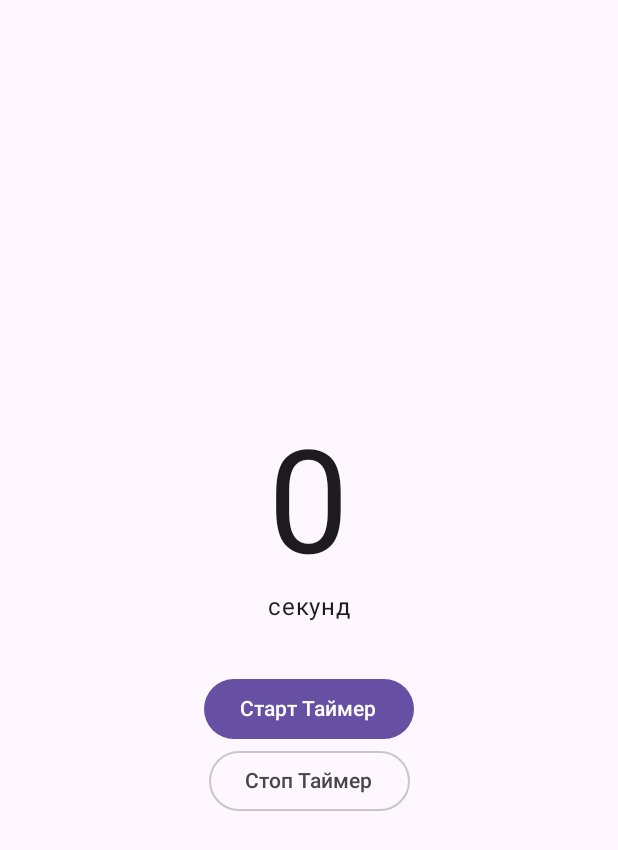
After one commit to shchursasha1/kotlin-course, an Android app built with Jetpack Compose: the ServiceTimerActivity screen opened directly, with no data from a screen before it, on a phone screen of 412 x 824 dp. The commit adds this screen. Shown: the top 850 px of the screen. Run offline under Robolectric (Android 15) with nearby library versions, the phone set to English and light mode, and no system bars; our stand-ins replace Timber; 3 statements that could not run were skipped.

Commit message:
add Android homework 2.14 - Foreground and Bound Service

```diff
--- a/android/android_homeworks/app/src/main/java/com/example/homework2_1/MainActivity.kt
+++ b/android/android_homeworks/app/src/main/java/com/example/homework2_1/MainActivity.kt
@@ -15,6 +15,7 @@ import com.example.homework2_1.coroutines.CoroutineErrorsActivity
 import com.example.homework2_1.coroutines.DiceCoroutinesActivity
 import com.example.homework2_1.flow.DownloadActivity
 import com.example.homework2_1.flowcomparison.FlowComparisonActivity
+import com.example.homework2_1.service.ServiceTimerActivity
 import timber.log.Timber
 
 class MainActivity : AppCompatActivity() {
@@ -104,6 +105,10 @@ class MainActivity : AppCompatActivity() {
         findViewById<Button>(R.id.openBroadcastLogButton).setOnClickListener {
             startActivity(Intent(this, BroadcastActivity::class.java))
         }
+
+        findViewById<Button>(R.id.openServiceTimerButton).setOnClickListener {
+            startActivity(Intent(this, ServiceTimerActivity::class.java))
+        }
     }
 
     override fun onStart() {
--- /dev/null
+++ b/android/android_homeworks/app/src/main/java/com/example/homework2_1/service/ServiceTimerActivity.kt
@@ -0,0 +1,165 @@
+package com.example.homework2_1.service
+
+import android.Manifest
+import android.content.ComponentName
+import android.content.Context
+import android.content.Intent
+import android.content.ServiceConnection
+import android.content.pm.PackageManager
+import android.os.Build
+import android.os.Bundle
+import android.os.IBinder
+import androidx.activity.ComponentActivity
+import androidx.activity.compose.rememberLauncherForActivityResult
+import androidx.activity.compose.setContent
+import androidx.activity.enableEdgeToEdge
+import androidx.activity.result.contract.ActivityResultContracts
+import androidx.compose.foundation.isSystemInDarkTheme
+import androidx.compose.foundation.layout.Arrangement
+import androidx.compose.foundation.layout.Column
+import androidx.compose.foundation.layout.Spacer
+import androidx.compose.foundation.layout.fillMaxSize
+import androidx.compose.foundation.layout.height
+import androidx.compose.foundation.layout.padding
+import androidx.compose.material3.Button
+import androidx.compose.material3.MaterialTheme
+import androidx.compose.material3.OutlinedButton
+import androidx.compose.material3.Scaffold
+import androidx.compose.material3.Text
+import androidx.compose.material3.darkColorScheme
+import androidx.compose.material3.lightColorScheme
+import androidx.compose.runtime.Composable
+import androidx.compose.runtime.getValue
+import androidx.compose.ui.Alignment
+import androidx.compose.ui.Modifier
+import androidx.compose.ui.platform.LocalContext
+import androidx.compose.ui.res.stringResource
+import androidx.compose.ui.unit.dp
+import androidx.compose.ui.unit.sp
+import androidx.core.content.ContextCompat
+import androidx.lifecycle.compose.collectAsStateWithLifecycle
+import androidx.lifecycle.lifecycleScope
+import com.example.homework2_1.R
+import kotlinx.coroutines.Job
+import kotlinx.coroutines.flow.MutableStateFlow
+import kotlinx.coroutines.launch
+
+class ServiceTimerActivity : ComponentActivity() {
+
+    // Seconds from the service, passed to Compose
+    private val timerFlow = MutableStateFlow(0)
+
+    private var timerService: TimerForegroundService? = null
+    private var isBound = false
+    private var collectJob: Job? = null
+
+    private val connection = object : ServiceConnection {
+        override fun onServiceConnected(className: ComponentName, service: IBinder) {
+            val binder = service as TimerForegroundService.LocalBinder
+            val myService = binder.getService()
+            timerService = myService
+            isBound = true
+
+            // Connect the service flow to the Activity
+            collectJob = lifecycleScope.launch {
+                myService.getTimerFlow().collect { seconds ->
+                    timerFlow.value = seconds
+                }
+            }
+        }
+
+        // Called only if the service process dies unexpectedly
+        override fun onServiceDisconnected(arg0: ComponentName) {
+            isBound = false
+            timerService = null
+        }
+    }
+
+    override fun onCreate(savedInstanceState: Bundle?) {
+        super.onCreate(savedInstanceState)
+        enableEdgeToEdge()
+        setContent {
+            val colors = if (isSystemInDarkTheme()) darkColorScheme() else lightColorScheme()
+            MaterialTheme(colorScheme = colors) {
+                val seconds by timerFlow.collectAsStateWithLifecycle()
+                TimerServiceScreen(
+                    seconds = seconds,
+                    onStopClick = { context ->
+                        val intent = Intent(context, TimerForegroundService::class.java)
+                        timerService?.stopTimer()
+                        context.stopService(intent)
+                    }
+                )
+            }
+        }
+    }
+
+    override fun onStart() {
+        super.onStart()
+        val intent = Intent(this, TimerForegroundService::class.java)
+        // BIND_AUTO_CREATE: creates the service if it is not running yet
+        bindService(intent, connection, Context.BIND_AUTO_CREATE)
+    }
+
+    override fun onStop() {
+        super.onStop()
+        if (isBound) {
+            collectJob?.cancel()
+            unbindService(connection)
+            isBound = false
+            timerService = null
+        }
+    }
+}
+
+@Composable
+fun TimerServiceScreen(
+    seconds: Int,
+    onStopClick: (Context) -> Unit
+) {
+    val context = LocalContext.current
+
+    fun startTimer() {
+        val intent = Intent(context, TimerForegroundService::class.java)
+        ContextCompat.startForegroundService(context, intent)
+    }
+
+    // Asks for POST_NOTIFICATIONS, then starts the timer anyway:
+    // without the permission the service works, only the notification is hidden
+    val permissionLauncher = rememberLauncherForActivityResult(
+        ActivityResultContracts.RequestPermission()
+    ) { _ ->
+        startTimer()
+    }
+
+    Scaffold { innerPadding ->
+        Column(
+            modifier = Modifier
+                .fillMaxSize()
+                .padding(innerPadding)
+                .padding(24.dp),
+            verticalArrangement = Arrangement.Center,
+            horizontalAlignment = Alignment.CenterHorizontally
+        ) {
+            Text(text = "$seconds", fontSize = 96.sp)
+            Text(text = stringResource(R.string.service_seconds))
+            Spacer(modifier = Modifier.height(32.dp))
+            Button(onClick = {
+                val needsPermission = Build.VERSION.SDK_INT >= Build.VERSION_CODES.TIRAMISU &&
+                    ContextCompat.checkSelfPermission(
+                        context, Manifest.permission.POST_NOTIFICATIONS
+                    ) != PackageManager.PERMISSION_GRANTED
+                if (needsPermission) {
+                    permissionLauncher.launch(Manifest.permission.POST_NOTIFICATIONS)
+                } else {
+                    startTimer()
+                }
+            }) {
+                Text(stringResource(R.string.service_start))
+            }
+            OutlinedButton(onClick = { onStopClick(context) }) {
+                Text(stringResource(R.string.service_stop))
+            }
+        }
+    }
+}
--- a/android/android_homeworks/app/src/main/res/layout/activity_main.xml
+++ b/android/android_homeworks/app/src/main/res/layout/activity_main.xml
@@ -143,4 +143,10 @@
         android:layout_height="wrap_content"
         android:text="@string/open_broadcast_log" />
 
+    <Button
+        android:id="@+id/openServiceTimerButton"
+        android:layout_width="match_parent"
+        android:layout_height="wrap_content"
+        android:text="@string/open_service_timer" />
+
 </LinearLayout>
--- a/android/android_homeworks/app/src/main/res/values/strings.xml
+++ b/android/android_homeworks/app/src/main/res/values/strings.xml
@@ -26,6 +26,10 @@
     <string name="events_clear_all">Очистити</string>
     <string name="events_empty">Подій ще немає. Підключіть зарядку або увімкніть режим «У літаку».</string>
     <string name="events_delete">Видалити</string>
+    <string name="open_service_timer">Таймер на Service (Foreground + Bound)</string>
+    <string name="service_seconds">секунд</string>
+    <string name="service_start">Старт Таймер</string>
+    <string name="service_stop">Стоп Таймер</string>
     <string name="open_coroutine_errors">Помилки та скасування корутин</string>
     <string name="errors_logcat_hint">Результати дивіться в Logcat (тег CoroutineErrors)</string>
     <string name="errors_start">Start</string>
```
Also changed, not shown: android/android_homeworks/app/src/main/AndroidManifest.xml (+17 -0 lines), android/android_homeworks/app/src/main/java/com/example/homework2_1/service/TimerForegroundService.kt (added, +106 -0 lines).
